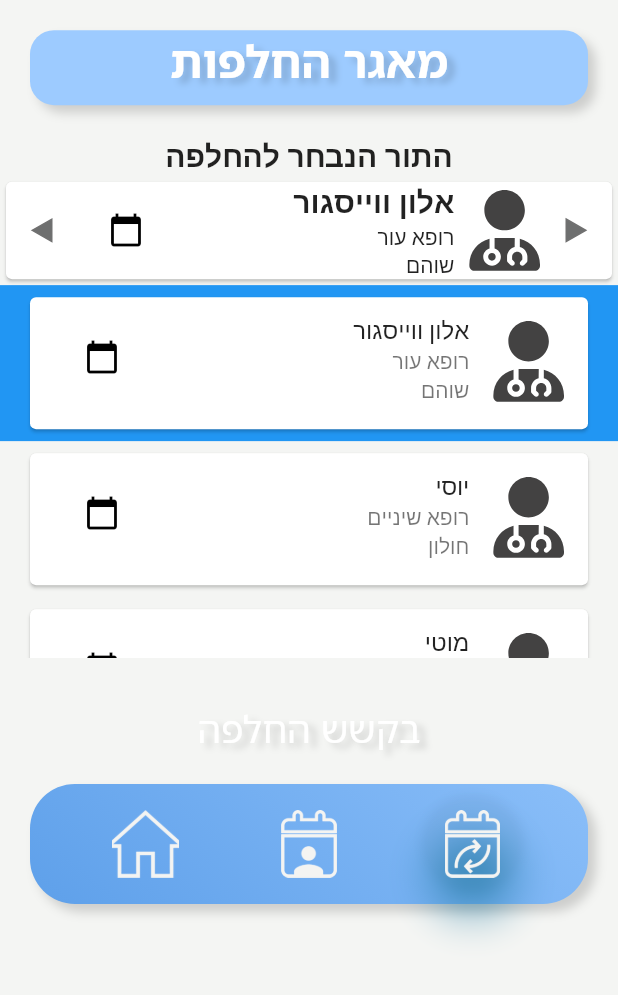
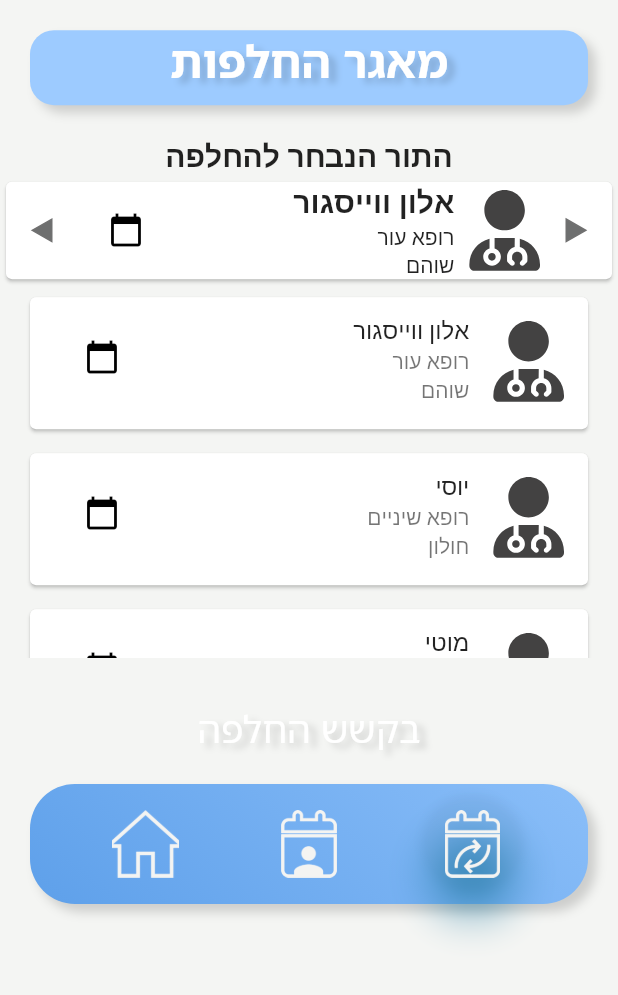
Before and after one commit to carmelBar24/tori, a Flutter app: the SwapPage screen opened by its route, on a phone screen of 412 x 824 dp, the part 241-1236 px from its top. Run offline on Flutter 3.47's test engine with Material 2 defaults, Android fonts, the phone set to English and light mode, and no system bars; our stand-ins replace cloud_firestore, firebase_auth, firebase_core, firebase_database, flutter_svg, sleek_circular_slider and 1 more; missing offline and left inert: adobe_xd; accounts and stored records are empty; generated files the repository leaves out were written again; Roboto replaces fonts that are missing (Noto Sans Hebrew).

Commit message:
Some minor modifications before merging

```diff
--- a/lib/Screens/swap_page.dart
+++ b/lib/Screens/swap_page.dart
@@ -325,7 +325,7 @@ class _MyWidgetState extends State<MyWidget> {
   List<ListReceivedRequest> _selectedWidgetList = [];
 
   int _selectedIndex = 0;
-  int _selectedTurn = 0;
+  int _selectedTurn = -1;
 
   List<bool> _selections = [];
 
@@ -338,6 +338,7 @@ class _MyWidgetState extends State<MyWidget> {
   void _incrementIndex() {
     setState(() {
       _selectedIndex = (_selectedIndex + 1) % _items.length;
+      _selectedTurn = -1;
       _changeSelectedWidgetList(_selectedIndex);
     });
   }
@@ -357,6 +358,7 @@ class _MyWidgetState extends State<MyWidget> {
   void _decrementIndex() {
     setState(() {
       _selectedIndex = (_selectedIndex - 1 + _items.length) % _items.length;
+      _selectedTurn = -1;
       _changeSelectedWidgetList(_selectedIndex);
     });
   }
@@ -444,13 +446,13 @@ class _MyWidgetState extends State<MyWidget> {
           itemCount: _selectedWidgetList.length,
           itemBuilder: (context, index) {
             return Container(
-              color: _selectedIndex == index ? Colors.blue : Colors.transparent,
+              color: _selectedTurn == index ? Colors.blue : Colors.transparent,
               child: ListTile(
                 title: _selectedWidgetList[index],
                 selected: _selectedIndex == index,
                 onTap: () {
                   setState(() {
-                    _selectedIndex = index;
+                    _selectedTurn = index;
                   });
                 },
               ),
--- a/lib/main.dart
+++ b/lib/main.dart
@@ -43,7 +43,7 @@ class ToriApp extends StatelessWidget {
       title: 'Tori',
       initialRoute: 'homePage',
       routes: {
-        'homePage': (context) => SwapPage(),
+        'homePage': (context) => HomePage(),
         'loginPage': (context) => LoginPage(),
         'futureTurnsPage': (context) => FutureTurnsPage(),
         'filterPage': (context) => FilterPage(),
```
Also changed, not shown: 1 other file.
